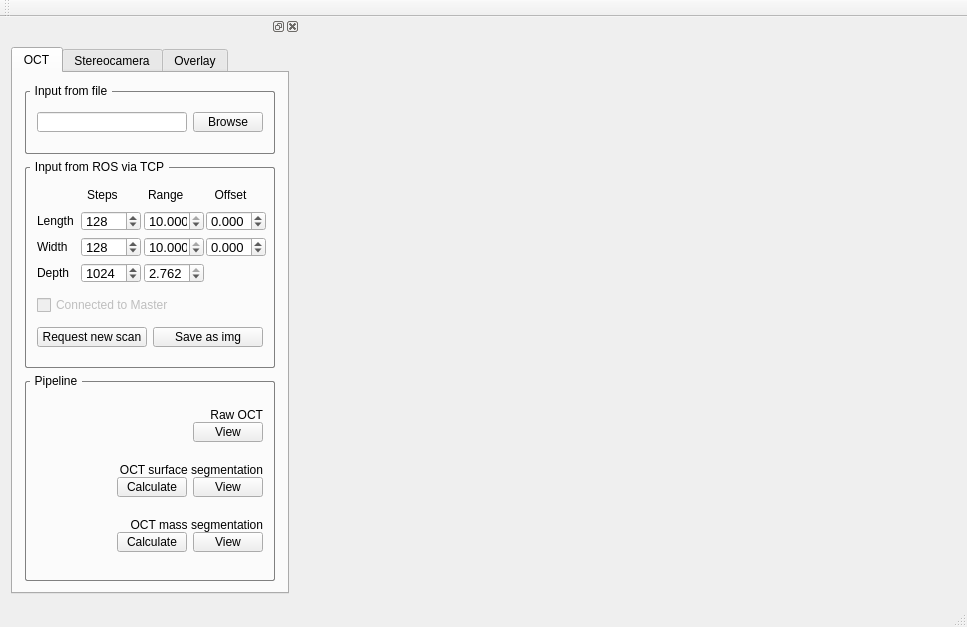
Qt form form.ui (1danielcoelho/OCT_overlay) before a commit.
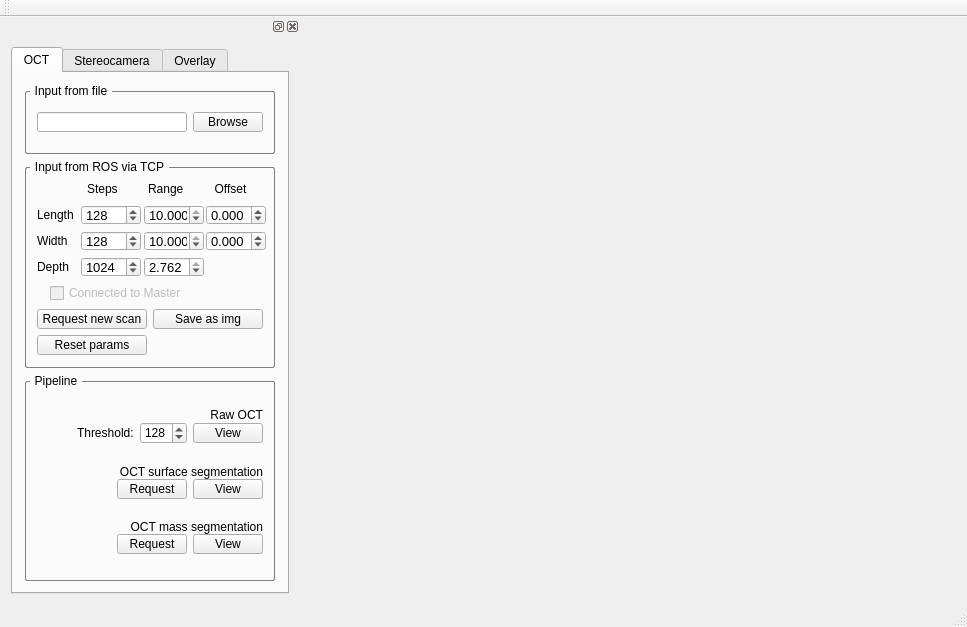
The same form after that commit. The open tabs and pages were chosen to show the change. Custom widgets are drawn as their Qt base class.

```diff
--- a/form.ui
+++ b/form.ui
@@ -49,7 +49,7 @@
    <property name="minimumSize">
     <size>
      <width>300</width>
-     <height>568</height>
+     <height>570</height>
     </size>
    </property>
    <property name="maximumSize">
@@ -196,73 +196,6 @@
             <string>Input from ROS via TCP</string>
            </property>
            <layout class="QGridLayout" name="gridLayout_4">
-            <item row="1" column="0">
-             <widget class="QCheckBox" name="connected_master_checkbox">
-              <property name="enabled">
-               <bool>false</bool>
-              </property>
-              <property name="text">
-               <string>Connected to Master</string>
-              </property>
-              <property name="checkable">
-               <bool>true</bool>
-              </property>
-             </widget>
-            </item>
-            <item row="3" column="0">
-             <layout class="QHBoxLayout" name="horizontalLayout_6">
-              <item>
-               <widget class="QPushButton" name="request_scan_button">
-                <property name="sizePolicy">
-                 <sizepolicy hsizetype="Fixed" vsizetype="Fixed">
-                  <horstretch>0</horstretch>
-                  <verstretch>0</verstretch>
-                 </sizepolicy>
-                </property>
-                <property name="minimumSize">
-                 <size>
-                  <width>110</width>
-                  <height>20</height>
-                 </size>
-                </property>
-                <property name="maximumSize">
-                 <size>
-                  <width>110</width>
-                  <height>20</height>
-                 </size>
-                </property>
-                <property name="text">
-                 <string>Request new scan</string>
-                </property>
-               </widget>
-              </item>
-              <item>
-               <widget class="QPushButton" name="save_button">
-                <property name="sizePolicy">
-                 <sizepolicy hsizetype="Fixed" vsizetype="Fixed">
-                  <horstretch>0</horstretch>
-                  <verstretch>0</verstretch>
-                 </sizepolicy>
-                </property>
-                <property name="minimumSize">
-                 <size>
-                  <width>110</width>
-                  <height>20</height>
-                 </size>
-                </property>
-                <property name="maximumSize">
-                 <size>
-                  <width>110</width>
-                  <height>20</height>
-                 </size>
-                </property>
-                <property name="text">
-                 <string>Save as img</string>
-                </property>
-               </widget>
-              </item>
-             </layout>
-            </item>
             <item row="0" column="0">
              <layout class="QVBoxLayout" name="param_inputs">
               <item>
@@ -759,6 +692,131 @@
               </item>
              </layout>
             </item>
+            <item row="1" column="0">
+             <layout class="QHBoxLayout" name="horizontalLayout_22">
+              <item>
+               <widget class="QCheckBox" name="connected_master_checkbox">
+                <property name="enabled">
+                 <bool>false</bool>
+                </property>
+                <property name="sizePolicy">
+                 <sizepolicy hsizetype="Fixed" vsizetype="Fixed">
+                  <horstretch>0</horstretch>
+                  <verstretch>0</verstretch>
+                 </sizepolicy>
+                </property>
+                <property name="maximumSize">
+                 <size>
+                  <width>200</width>
+                  <height>20</height>
+                 </size>
+                </property>
+                <property name="text">
+                 <string>Connected to Master</string>
+                </property>
+                <property name="checkable">
+                 <bool>true</bool>
+                </property>
+               </widget>
+              </item>
+             </layout>
+            </item>
+            <item row="2" column="0">
+             <layout class="QHBoxLayout" name="horizontalLayout_6">
+              <item>
+               <widget class="QPushButton" name="request_scan_button">
+                <property name="sizePolicy">
+                 <sizepolicy hsizetype="Fixed" vsizetype="Fixed">
+                  <horstretch>0</horstretch>
+                  <verstretch>0</verstretch>
+                 </sizepolicy>
+                </property>
+                <property name="minimumSize">
+                 <size>
+                  <width>110</width>
+                  <height>20</height>
+                 </size>
+                </property>
+                <property name="maximumSize">
+                 <size>
+                  <width>110</width>
+                  <height>20</height>
+                 </size>
+                </property>
+                <property name="text">
+                 <string>Request new scan</string>
+                </property>
+               </widget>
+              </item>
+              <item>
+               <widget class="QPushButton" name="save_button">
+                <property name="sizePolicy">
+                 <sizepolicy hsizetype="Fixed" vsizetype="Fixed">
+                  <horstretch>0</horstretch>
+                  <verstretch>0</verstretch>
+                 </sizepolicy>
+                </property>
+                <property name="minimumSize">
+                 <size>
+                  <width>110</width>
+                  <height>20</height>
+                 </size>
+                </property>
+                <property name="maximumSize">
+                 <size>
+                  <width>110</width>
+                  <height>20</height>
+                 </size>
+                </property>
+                <property name="text">
+                 <string>Save as img</string>
+                </property>
+               </widget>
+              </item>
+             </layout>
+            </item>
+            <item row="3" column="0">
+             <layout class="QHBoxLayout" name="horizontalLayout_23">
+              <item>
+               <widget class="QPushButton" name="reset_params_button">
+                <property name="sizePolicy">
+                 <sizepolicy hsizetype="Fixed" vsizetype="Fixed">
+                  <horstretch>0</horstretch>
+                  <verstretch>0</verstretch>
+                 </sizepolicy>
+                </property>
+                <property name="minimumSize">
+                 <size>
+                  <width>110</width>
+                  <height>20</height>
+                 </size>
+                </property>
+                <property name="maximumSize">
+                 <size>
+                  <width>110</width>
+                  <height>20</height>
+                 </size>
+                </property>
+                <property name="text">
+                 <string>Reset params</string>
+                </property>
+               </widget>
+              </item>
+              <item>
+               <spacer name="horizontalSpacer_3">
+                <property name="orientation">
+                 <enum>Qt::Horizontal</enum>
+                </property>
+                <property name="sizeHint" stdset="0">
+                 <size>
+                  <width>40</width>
+                  <height>20</height>
+                 </size>
+                </property>
+               </spacer>
+              </item>
+             </layout>
+            </item>
            </layout>
           </widget>
          </item>
@@ -846,6 +904,23 @@
                   </property>
                  </spacer>
                 </item>
+                <item>
+                 <widget class="QLabel" name="label_4">
+                  <property name="text">
+                   <string>Threshold:</string>
+                  </property>
+                 </widget>
+                </item>
+                <item>
+                 <widget class="QSpinBox" name="viewing_threshold_spinbox">
+                  <property name="maximum">
+                   <number>255</number>
+                  </property>
+                  <property name="value">
+                   <number>128</number>
+                  </property>
+                 </widget>
+                </item>
                 <item>
                  <widget class="QPushButton" name="view_raw_oct_button">
                   <property name="sizePolicy">
@@ -936,7 +1011,7 @@
                    </size>
                   </property>
                   <property name="text">
-                   <string>Calculate</string>
+                   <string>Request</string>
                   </property>
                  </widget>
                 </item>
@@ -1030,7 +1105,7 @@
                    </size>
                   </property>
                   <property name="text">
-                   <string>Calculate</string>
+                   <string>Request</string>
                   </property>
                  </widget>
                 </item>
```
Left out of the diff: 260 changed lines with no effect on the pictures.
